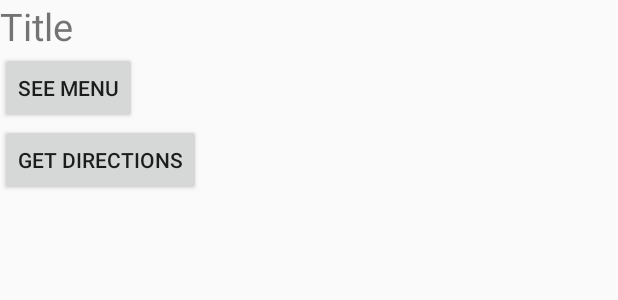
After one commit to rcong635/BeanLeafTeam29, an Android app: the layout bottom_sheet.xml on its own in the app's theme, with its tools: preview values and no code run, on a phone screen of 412 x 824 dp. The commit adds this screen. Shown: the top 300 px of the screen. Run offline under Robolectric (Android 15) with nearby library versions, the phone set to English and light mode, and no system bars.

Commit message:
bottom sheet version 1 done

```diff
--- a/app/build.gradle
+++ b/app/build.gradle
@@ -20,6 +20,7 @@ android {
 }
 
 dependencies {
+    implementation 'com.google.android.material:material:1.0.0'
     implementation fileTree(dir: 'libs', include: ['*.jar'])
     implementation 'androidx.appcompat:appcompat:1.1.0'
     implementation 'com.google.android.gms:play-services-maps:17.0.0'
--- a/app/src/main/java/com/example/beanleafteam29/FirebaseUIActivity.java
+++ b/app/src/main/java/com/example/beanleafteam29/FirebaseUIActivity.java
@@ -35,7 +35,7 @@ public class FirebaseUIActivity {
     private static MapsActivity caller;
     private static FirebaseFirestore db;
 
-    private FirebaseUIActivity() {
+    public FirebaseUIActivity() {
 
     }
     public static boolean isAdmin;
--- /dev/null
+++ b/app/src/main/res/layout/bottom_sheet.xml
@@ -0,0 +1,30 @@
+<?xml version="1.0" encoding="utf-8"?>
+<LinearLayout xmlns:android="http://schemas.android.com/apk/res/android"
+    android:orientation="vertical" android:layout_width="match_parent"
+    android:layout_height="match_parent">
+    android:layout_width="match_parent"
+    android:gravity="center_horizontal"
+    android:orientation="vertical"
+    android:padding="16dp">
+
+    <TextView
+        android:id="@+id/titleTV"
+        android:layout_width="wrap_content"
+        android:layout_height="wrap_content"
+        android:text="Title"
+        android:textSize="25sp" />
+
+    <Button
+        android:id="@+id/menuBtn"
+        android:layout_width="wrap_content"
+        android:layout_height="wrap_content"
+        android:text="See Menu" />
+
+    <Button
+        android:id="@+id/navigateBtn"
+        android:layout_width="wrap_content"
+        android:layout_height="wrap_content"
+        android:text="Get Directions" />
+
+
+</LinearLayout>
```
Also changed, not shown: app/src/main/java/com/example/beanleafteam29/BottomPanel.java (added, +74 -0 lines), app/src/main/java/com/example/beanleafteam29/MapsActivity.java (+25 -16 lines).
